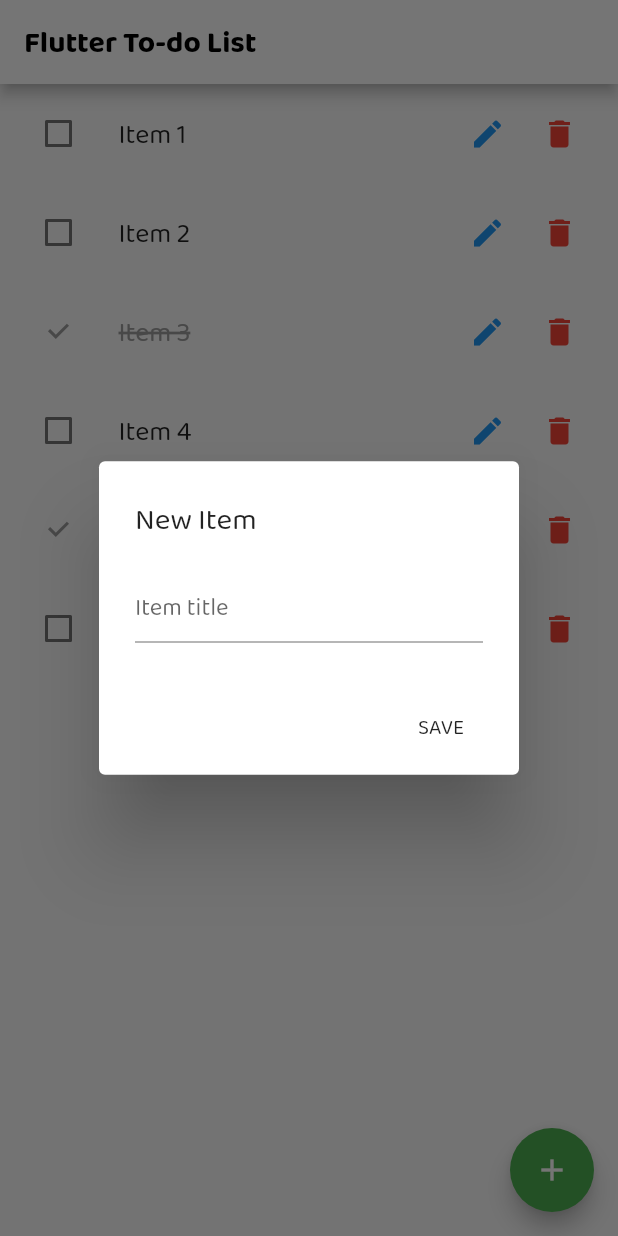
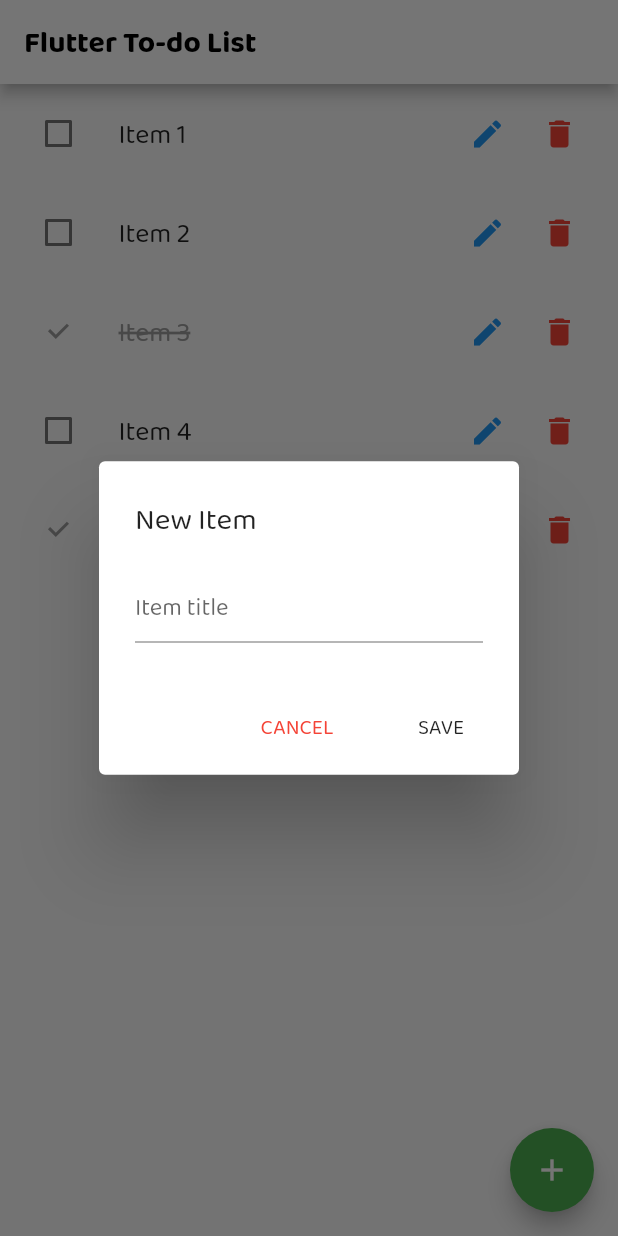
Before and after one commit to lickorice/flutter-todo-list, a Flutter app: the TodoList screen opened by its route, after a tap on the "add" icon, on a phone screen of 412 x 824 dp. Run offline on Flutter 3.47's test engine with Material 2 defaults, Android fonts, the phone set to English and light mode, and no system bars.

Commit message:
Change add button onPress behaviour

```diff
--- a/lib/styles/styles.dart
+++ b/lib/styles/styles.dart
@@ -17,6 +17,8 @@ var textStrikeThrough = TextStyle(
 
 var textNormal = TextStyle(fontFamily: "Baloo_Chettan_2", fontSize: 18.0);
 
+var textRed = TextStyle(color: Colors.red);
+
 // This removes the glow when scrolling
 class NoGlowBehaviour extends ScrollBehavior {
   @override
--- a/lib/widgets/TodoList/TodoList.dart
+++ b/lib/widgets/TodoList/TodoList.dart
@@ -34,12 +34,12 @@ class _TodoListState extends State<TodoList> {
     ];
   }
 
-  void _addTodoListItemData() {
+  void _addTodoListItemData(String itemTitle) {
     // This function adds a new instance of TodoListItemData to the _todoListItems
     // list named 'Item X'.
     setState(() {
       this._todoListItems.add(TodoListItemData(
-          "Item " + (this._todoListItems.length + 1).toString(),
+          itemTitle,
           false,
           this._removeTodoListItemData));
     });
@@ -82,15 +82,17 @@ class _TodoListState extends State<TodoList> {
     return Scaffold(
       // We use a scaffold here because we would like to utilize the FloatingActionButton:
       appBar: AppBar(
-        title: Text('Flutter To-do List', style: MyStyles.textBold,),
+        title: Text(
+          'Flutter To-do List',
+          style: MyStyles.textBold,
+        ),
         backgroundColor: Colors.white, // The title of our application
-        automaticallyImplyLeading: false, // Removes the back button on the appbar
+        automaticallyImplyLeading:
+            false, // Removes the back button on the appbar
       ),
       body: _buildTodoList(), // The body builds the ListView here
       floatingActionButton: FloatingActionButton(
         onPressed: () {
-          _addTodoListItemData(); // The FloatingActionButtion calls
-          // _addTodoListItemData when pressed.
           // A TextEditingController for editing the itemTitle of our to-do list:
           TextEditingController itemTitleController =
               new TextEditingController();
@@ -104,13 +106,16 @@ class _TodoListState extends State<TodoList> {
               ),
               actions: <Widget>[
                 FlatButton(
+                    child: Text("CANCEL", style: MyStyles.textRed),
+                    onPressed: () {
+                      Navigator.of(context).pop();
+                    }),
+                FlatButton(
                     child: Text("SAVE"),
                     onPressed: () {
                       setState(() {
                         // We save the item title here:
-                        _todoListItems[_todoListItems.length - 1] =
-                            TodoListItemData(itemTitleController.text, false,
-                                this._removeTodoListItemData);
+                        _addTodoListItemData(itemTitleController.text);
                       });
                       Navigator.of(context).pop();
                     })
```
